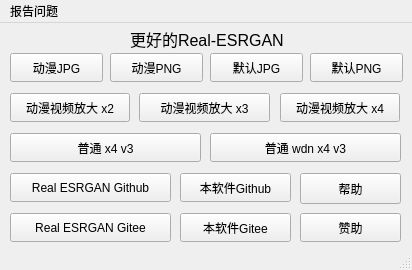
The window that Better_Real-ESRGAN/better_real_esrgan.ui (Grey-Wind/Better-Real-ESRGAN) describes before a commit, drawn with Qt 5.
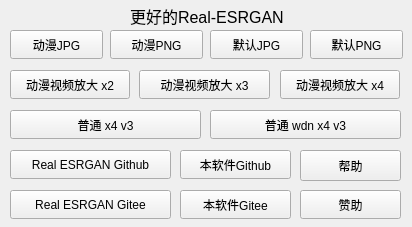
The same window after the commit. Icons and pictures are not drawn.

The edit to the form file:
```diff
--- a/Better_Real-ESRGAN/better_real_esrgan.ui
+++ b/Better_Real-ESRGAN/better_real_esrgan.ui
@@ -7,19 +7,19 @@
     <x>0</x>
     <y>0</y>
     <width>412</width>
-    <height>270</height>
+    <height>227</height>
    </rect>
   </property>
   <property name="minimumSize">
    <size>
     <width>412</width>
-    <height>270</height>
+    <height>227</height>
    </size>
   </property>
   <property name="maximumSize">
    <size>
     <width>412</width>
-    <height>270</height>
+    <height>227</height>
    </size>
   </property>
   <property name="windowTitle">
@@ -244,41 +244,6 @@
     </property>
    </widget>
   </widget>
-  <widget class="QMenuBar" name="menubar">
-   <property name="geometry">
-    <rect>
-     <x>0</x>
-     <y>0</y>
-     <width>412</width>
-     <height>26</height>
-    </rect>
-   </property>
-   <widget class="QMenu" name="menu">
-    <property name="title">
-     <string>报告问题</string>
-    </property>
-    <addaction name="actionGithub_Issue"/>
-    <addaction name="actionGitee_Issue"/>
-   </widget>
-   <addaction name="menu"/>
-  </widget>
-  <widget class="QStatusBar" name="statusbar"/>
-  <action name="actionGithub_Issue">
-   <property name="text">
-    <string>Github Issue</string>
-   </property>
-   <property name="shortcut">
-    <string>F1</string>
-   </property>
-  </action>
-  <action name="actionGitee_Issue">
-   <property name="text">
-    <string>Gitee Issue</string>
-   </property>
-   <property name="shortcut">
-    <string>F2</string>
-   </property>
-  </action>
  </widget>
  <tabstops>
   <tabstop>AnimeJPG</tabstop>
```
